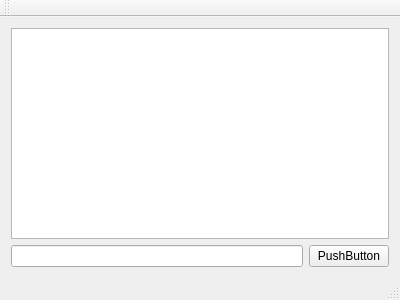
First picture: the form in mainwindow.ui, repository MacoChave/Proyecto1_SharedFiles-Client, before the edit.
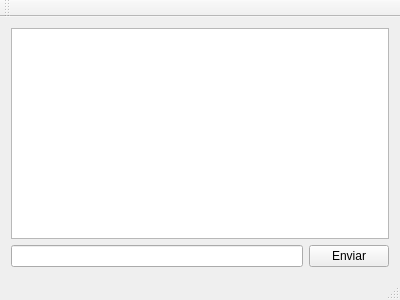
Second picture: the form after the edit.

Commit message: Renombre de titulo de ventana

```diff
--- a/mainwindow.ui
+++ b/mainwindow.ui
@@ -26,7 +26,7 @@
       <item>
        <widget class="QPushButton" name="btnMensaje">
         <property name="text">
-         <string>PushButton</string>
+         <string>Enviar</string>
         </property>
        </widget>
       </item>
```
Left out of the diff: 2 changed lines with no effect on the pictures. The commit also changes 2 other files.
